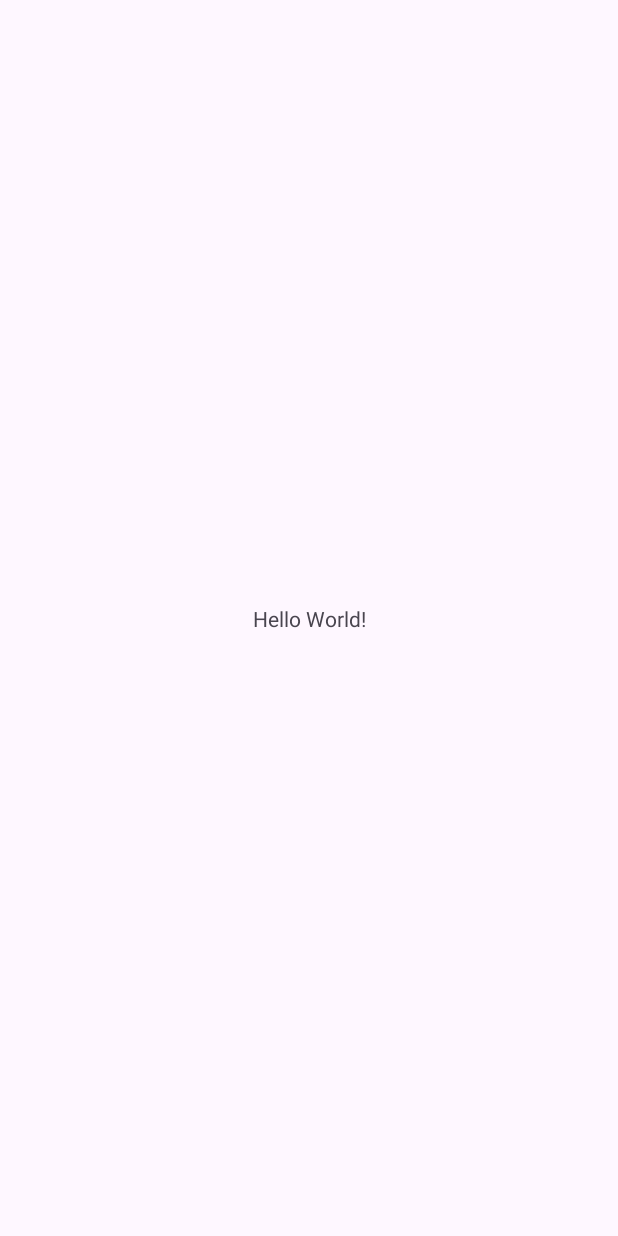
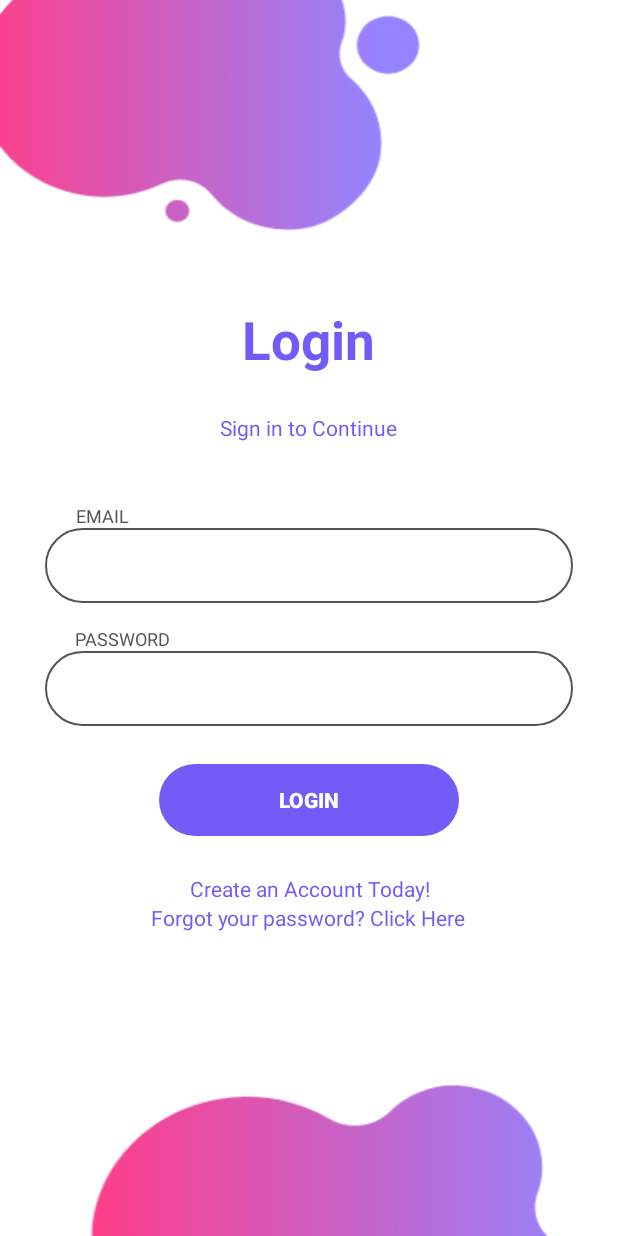
Before and after one commit to razawiyah/Messaging-App, an Android app: the screen it shows after launch (MainActivity before the commit, Login after it), on a phone screen of 412 x 824 dp. Before the commit the screen is almost empty. Run offline under Robolectric (Android 15) with nearby library versions, the phone set to English and light mode, and no system bars; our stand-ins replace Firebase (no records; nobody signed in at launch, a user with empty details on screens opened directly).

Commit message:
register login n forgotpassword

```diff
--- a/app/src/main/AndroidManifest.xml
+++ b/app/src/main/AndroidManifest.xml
@@ -14,6 +14,12 @@
         tools:targetApi="31">
         <activity
             android:name=".MainActivity"
+            android:exported="false" />
+        <activity
+            android:name=".Register"
+            android:exported="false" />
+        <activity
+            android:name=".Login"
             android:exported="true">
             <intent-filter>
                 <action android:name="android.intent.action.MAIN" />
--- /dev/null
+++ b/app/src/main/res/drawable/custom_button.xml
@@ -0,0 +1,5 @@
+<?xml version="1.0" encoding="utf-8"?>
+<shape xmlns:android="http://schemas.android.com/apk/res/android">
+
+    <corners android:radius="70dp" />
+</shape>
--- /dev/null
+++ b/app/src/main/res/drawable/custom_input_grey_line.xml
@@ -0,0 +1,11 @@
+<?xml version="1.0" encoding="utf-8"?>
+<shape xmlns:android="http://schemas.android.com/apk/res/android"
+    android:shape="rectangle">
+    <solid android:color="@color/transparent"/>
+    <stroke android:width="1.5dp"
+        android:color="@color/grey" />
+    <corners
+        android:radius="50dp"/>
+
+
+</shape>
--- /dev/null
+++ b/app/src/main/res/layout/activity_login.xml
@@ -0,0 +1,132 @@
+<?xml version="1.0" encoding="utf-8"?>
+<androidx.constraintlayout.widget.ConstraintLayout xmlns:android="http://schemas.android.com/apk/res/android"
+    xmlns:app="http://schemas.android.com/apk/res-auto"
+    xmlns:tools="http://schemas.android.com/tools"
+    android:layout_width="match_parent"
+    android:layout_height="match_parent"
+    android:background="@drawable/bg"
+    tools:context=".Login">
+
+    <LinearLayout
+        android:layout_width="match_parent"
+        android:layout_height="match_parent"
+        android:orientation="vertical"
+        android:gravity="center"
+        app:layout_constraintBottom_toBottomOf="parent"
+        app:layout_constraintEnd_toEndOf="parent"
+        app:layout_constraintHorizontal_bias="0.5"
+        app:layout_constraintStart_toStartOf="parent"
+        app:layout_constraintTop_toTopOf="parent"
+        app:layout_constraintVertical_bias="0.5">
+
+        <TextView
+            android:id="@+id/textView"
+            android:layout_width="wrap_content"
+            android:layout_height="wrap_content"
+            android:textAlignment="center"
+            android:textColor="@color/pastel_purple"
+            android:textSize="35dp"
+            android:textStyle="bold"
+            android:text="Login" />
+
+        <TextView
+            android:id="@+id/textView2"
+            android:layout_width="wrap_content"
+            android:layout_height="wrap_content"
+            android:layout_margin="25dp"
+            android:textAlignment="center"
+            android:textColor="@color/pastel_purple"
+            android:textSize="14dp"
+            android:text="Sign in to Continue" />
+
+
+        <LinearLayout
+            android:layout_width="match_parent"
+            android:layout_height="wrap_content"
+            android:layout_marginStart="30dp"
+            android:layout_marginEnd="30dp"
+            android:layout_marginTop="15dp"
+            android:orientation="vertical">
+
+
+            <TextView
+                android:id="@+id/textView6"
+                android:layout_width="wrap_content"
+                android:layout_height="wrap_content"
+                android:layout_marginStart="20dp"
+
+                android:text="EMAIL"
+                android:textAlignment="center"
+                android:textColor="@color/grey"
+                android:textSize="12dp" />
+
+            <EditText
+                android:id="@+id/emailET"
+                android:layout_width="match_parent"
+                android:layout_height="50dp"
+                android:background="@drawable/custom_input_grey_line"
+                android:ems="10"
+                android:inputType="textEmailAddress"
+                android:paddingStart="15dp" />
+        </LinearLayout>
+
+        <LinearLayout
+            android:layout_width="match_parent"
+            android:layout_height="wrap_content"
+            android:layout_marginStart="30dp"
+            android:layout_marginEnd="30dp"
+            android:layout_marginTop="15dp"
+            android:orientation="vertical">
+            <TextView
+                android:id="@+id/textView7"
+                android:layout_width="wrap_content"
+                android:layout_height="wrap_content"
+                android:layout_marginStart="20dp"
+                android:text="PASSWORD"
+                android:textAlignment="center"
+                android:textColor="@color/grey"
+                android:textSize="12dp" />
+
+            <EditText
+                android:id="@+id/passET"
+                android:layout_width="match_parent"
+                android:layout_height="50dp"
+                android:background="@drawable/custom_input_grey_line"
+                android:ems="10"
+                android:inputType="textPassword"
+                android:paddingStart="15dp"/>
+        </LinearLayout>
+
+        <androidx.appcompat.widget.AppCompatButton
+            android:id="@+id/loginBtn"
+            android:layout_width="200dp"
+            android:layout_height="wrap_content"
+            android:layout_margin="25dp"
+            android:background="@drawable/custom_button"
+            android:backgroundTint="@color/pastel_purple"
+            android:text="Login"
+            android:textColor="@color/white"
+            android:textStyle="bold" />
+
+        <TextView
+            android:id="@+id/signUpLink"
+            android:layout_width="wrap_content"
+            android:layout_height="wrap_content"
+            android:textAlignment="center"
+            android:textColor="@color/pastel_purple"
+            android:textSize="14dp"
+            android:text="Create an Account Today!" />
+
+        <TextView
+            android:id="@+id/resetLink"
+            android:layout_width="wrap_content"
+            android:layout_height="wrap_content"
+            android:textAlignment="center"
+            android:textColor="@color/pastel_purple"
+            android:textSize="14dp"
+            android:text="Forgot your password? Click Here" />
+
+    </LinearLayout>
+
+
+</androidx.constraintlayout.widget.ConstraintLayout>
--- a/app/src/main/res/values/colors.xml
+++ b/app/src/main/res/values/colors.xml
@@ -2,4 +2,10 @@
 <resources>
     <color name="black">#FF000000</color>
     <color name="white">#FFFFFFFF</color>
+    <color name="pastel_purple">#715cf8</color>
+    <color name="grey">#545454</color>
+    <color name="transparent">#00000000</color>
+    <color name="something">#80000000</color>
+    <color name="light_grey">#e7e9ec</color>
+    <color name="light_purple">#9584ff</color>
 </resources>
```
Also changed, not shown: app/src/main/java/com/example/chatappthree/Login.java (added, +168 -0 lines), app/src/main/java/com/example/chatappthree/Register.java (added, +121 -0 lines), app/src/main/java/com/example/chatappthree/modelclass/UserModel.java (added, +38 -0 lines), app/src/main/res/layout/activity_forgot_password.xml (added, +88 -0 lines), app/src/main/res/layout/activity_register.xml (added, +141 -0 lines), app/src/main/res/drawable/bg.png (added), app/src/main/res/drawable/forgotpassbg.png (added).
